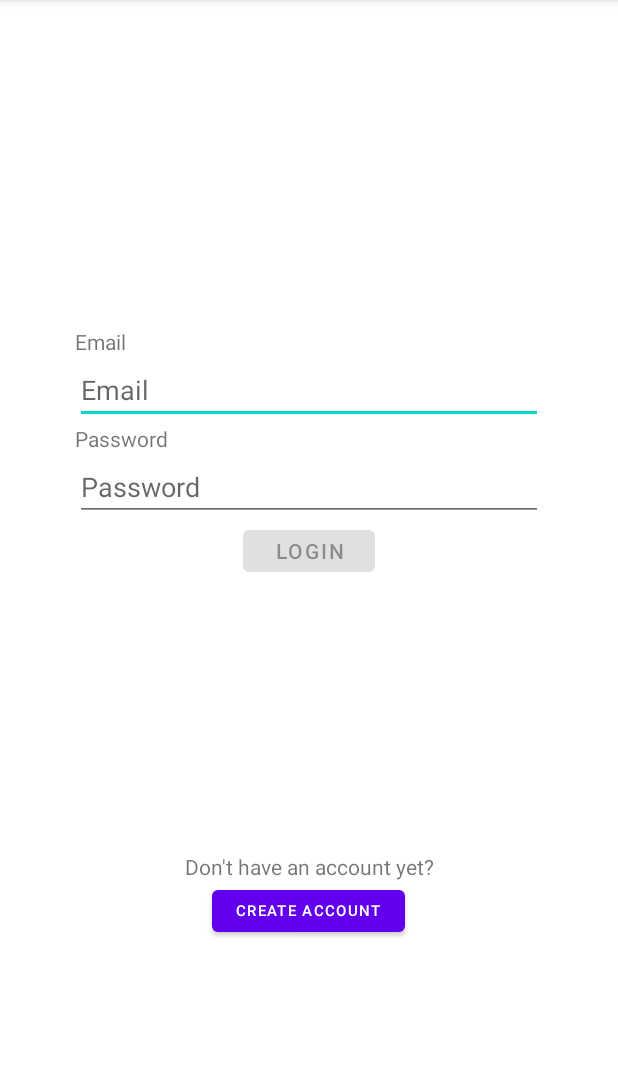
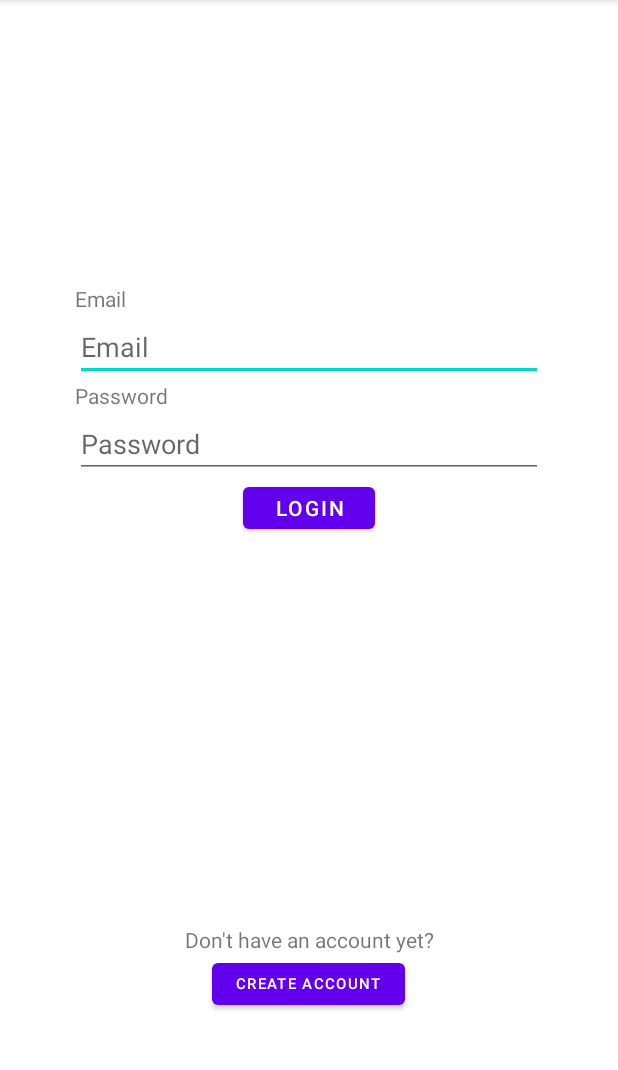
Before and after one commit to ShayGeko/Multimeter, an Android app: the LoginActivity screen opened directly, with no data from a screen before it, after a tap on "LOGIN", on a phone screen of 412 x 824 dp, the part 84-1154 px from its top. Run offline under Robolectric (Android 15) with nearby library versions, the light colour scheme and no system bars; libraries missing offline, so code that uses them is left out: io.realm.kotlin; 1 statement that could not run was skipped.

Commit message:
:boom: login and register, persist through rotations

```diff
--- a/app/build.gradle
+++ b/app/build.gradle
@@ -38,7 +38,7 @@ dependencies {
     implementation 'androidx.core:core-ktx:1.7.0'
     implementation 'androidx.appcompat:appcompat:1.4.2'
     implementation 'com.google.android.material:material:1.6.1'
-    implementation("io.realm.kotlin:library-sync:1.0.0")
+    implementation 'io.realm.kotlin:library-sync:1.0.1'
     implementation 'androidx.constraintlayout:constraintlayout:2.1.4'
     implementation "androidx.lifecycle:lifecycle-livedata-ktx:2.2.0"
 
--- a/app/src/main/java/com/untitled/multimeter/MainActivity.kt
+++ b/app/src/main/java/com/untitled/multimeter/MainActivity.kt
@@ -9,7 +9,6 @@ import android.widget.Toast
 import com.untitled.multimeter.MultimeterApp.Companion.APPLICATION_TAG
 import com.untitled.multimeter.MultimeterApp.Companion.realmApp
 import com.untitled.multimeter.login.LoginActivity
-import io.realm.kotlin.internal.platform.isFrozen
 import kotlinx.coroutines.CoroutineScope
 import kotlinx.coroutines.Dispatchers
 import kotlinx.coroutines.launch
@@ -44,9 +43,7 @@ class MainActivity : AppCompatActivity() {
             startActivity(Intent(this, LoginActivity::class.java))
         }
         else {
-
             Log.d(APPLICATION_TAG, user.toString())
-
             Toast.makeText(this, "Welcome, ${user.identity}", Toast.LENGTH_LONG).show()
         }
     }
--- a/app/src/main/java/com/untitled/multimeter/createAccount/CreateAccountViewModel.kt
+++ b/app/src/main/java/com/untitled/multimeter/createAccount/CreateAccountViewModel.kt
@@ -1,6 +1,7 @@
 package com.untitled.multimeter.createAccount
 
 import androidx.lifecycle.LiveData
+import androidx.lifecycle.MutableLiveData
 import androidx.lifecycle.ViewModel
 import com.untitled.multimeter.data.model.UserInfo
 import com.untitled.multimeter.data.source.UserRepository
@@ -8,6 +9,7 @@ import io.realm.kotlin.mongodb.User
 
 class CreateAccountViewModel(private val repository: UserRepository) : ViewModel() {
 
+    var registerResult = MutableLiveData<Result<Unit>> ()
     /**
      * Attempts to register the user with the specified email and password
      *
@@ -19,7 +21,8 @@ class CreateAccountViewModel(private val repository: UserRepository) : ViewModel
      * and error wrapped in Result otherwise
      */
     fun registerUser(email: String, password: String) : LiveData<Result<Unit>> {
-        return repository.register(email, password)
+        registerResult = repository.register(email, password) as MutableLiveData<Result<Unit>>
+        return registerResult
     }
     /**
      * Attempts to login the user with the specified email and password
--- a/app/src/main/java/com/untitled/multimeter/login/LoginActivity.kt
+++ b/app/src/main/java/com/untitled/multimeter/login/LoginActivity.kt
@@ -38,29 +38,19 @@ class LoginActivity : AppCompatActivity() {
         // add listeners
         loginBtn.setOnClickListener { login() }
         registerBtn.setOnClickListener { registerUser() }
+
+        // observe login result
+        // has to be added here, and not directly after asking sending login request
+        // so that the observer can still fetch the data after screen rotations
+        addLoginResultObserver()
     }
 
     /**
-     * Attempts to login the user
-     * with username and password acquired from editTexts
-     * opens mainActivity if login was successful,
-     * or displays the error in a Toast otherwise
+     * Observe the result of login, process the response when acquired
      */
-    private fun login(){
-        val email = emailEditText.text.toString()
-        val password = passwordEditText.text.toString()
-
-        // simple input validation
-        if(email.isEmpty() || password.isEmpty()){
-            showErrorMessage("Please enter both login and password!");
-        }
-
-        // disable the login button while waiting response from server,
-        // so that the user cannot send several login requests
-        loginBtn.isEnabled = false
-
-        // send login request, await response
-        viewModel.login(email, password).observe(this) {
+    private fun addLoginResultObserver(){
+        viewModel.loginResult.observe(this) {
+            Log.d(APPLICATION_TAG, "response from login acquired")
 
             // once request is received, enable the login button
             loginBtn.isEnabled = true
@@ -82,6 +72,29 @@ class LoginActivity : AppCompatActivity() {
                 }
             }
         }
+    }
+    /**
+     * Attempts to login the user
+     * with username and password acquired from editTexts
+     * opens mainActivity if login was successful,
+     * or displays the error in a Toast otherwise
+     */
+    private fun login(){
+        val email = emailEditText.text.toString()
+        val password = passwordEditText.text.toString()
+
+        // simple input validation
+        if(email.isEmpty() || password.isEmpty()){
+            showErrorMessage("Please enter both login and password!")
+            return
+        }
+
+        // disable the login button while waiting response from server,
+        // so that the user cannot send several login requests
+        loginBtn.isEnabled = false
+
+        // send login request, await response
+        viewModel.login(email, password)
 
 
     }
--- a/app/src/main/java/com/untitled/multimeter/login/LoginViewModel.kt
+++ b/app/src/main/java/com/untitled/multimeter/login/LoginViewModel.kt
@@ -1,12 +1,14 @@
 package com.untitled.multimeter.login
 
 import androidx.lifecycle.LiveData
+import androidx.lifecycle.MutableLiveData
 import androidx.lifecycle.ViewModel
 import com.untitled.multimeter.data.source.UserRepository
 import io.realm.kotlin.mongodb.User
 
 class LoginViewModel(private val repository: UserRepository) : ViewModel() {
 
+    var loginResult = MutableLiveData<Result<User>>()
     /**
      * Attempts to login the user with the specified username and password
      *
@@ -18,7 +20,8 @@ class LoginViewModel(private val repository: UserRepository) : ViewModel() {
      * and error wrapped in Result otherwise
      */
     fun login(username: String, password: String) : LiveData<Result<User>> {
-        return repository.login(username, password)
+        loginResult = repository.login(username, password) as MutableLiveData<Result<User>>
+        return loginResult
     }
 
 }
--- a/app/src/main/res/layout/activity_create_account.xml
+++ b/app/src/main/res/layout/activity_create_account.xml
@@ -6,11 +6,11 @@
         android:layout_width="match_parent"
         android:layout_height="wrap_content"
         android:orientation="vertical"
-        android:layout_marginHorizontal="30dp"
-        android:layout_marginTop="50dp">
+        android:layout_marginHorizontal="30dp">
         <TextView
             android:layout_width="match_parent"
             android:layout_height="wrap_content"
+            android:layout_marginTop="10dp"
             android:text="@string/email"/>
         <EditText
             android:id="@+id/email_edittext"
--- a/app/src/main/res/layout/activity_login.xml
+++ b/app/src/main/res/layout/activity_login.xml
@@ -14,10 +14,10 @@
         android:orientation="vertical"
         app:layout_constraintBottom_toBottomOf="parent"
         app:layout_constraintEnd_toEndOf="parent"
-        app:layout_constraintHorizontal_bias="0.636"
+        app:layout_constraintHorizontal_bias="0.494"
         app:layout_constraintStart_toStartOf="parent"
         app:layout_constraintTop_toTopOf="parent"
-        app:layout_constraintVertical_bias="0.364">
+        app:layout_constraintVertical_bias="0.316">
 
         <TextView
             android:layout_width="wrap_content"
@@ -56,10 +56,12 @@
     <LinearLayout
         android:layout_width="match_parent"
         android:layout_height="wrap_content"
+        android:layout_marginTop="40dp"
         android:orientation="vertical"
         app:layout_constraintBottom_toBottomOf="parent"
         app:layout_constraintTop_toBottomOf="@+id/linearLayout"
-        android:layout_marginTop="40dp">
+        app:layout_constraintVertical_bias="0.703"
+        tools:layout_editor_absoluteX="0dp">
 
         <TextView
             android:layout_width="match_parent"
--- a/build.gradle
+++ b/build.gradle
@@ -7,7 +7,7 @@ buildscript {
     dependencies {
         classpath("org.jetbrains.kotlin:kotlin-gradle-plugin:1.6.10")
         classpath("com.android.tools.build:gradle:7.2.1")
-        classpath("io.realm.kotlin:gradle-plugin:1.0.0") // DON'T FORGET TO UPDATE VERSION IN APP MODULE GRADLE
+        classpath("io.realm.kotlin:gradle-plugin:1.0.1") // DON'T FORGET TO UPDATE VERSION IN APP MODULE GRADLE
     }
 }
 
```
Also changed, not shown: app/src/main/java/com/untitled/multimeter/createAccount/CreateAccountActivity.kt (+51 -27 lines).
